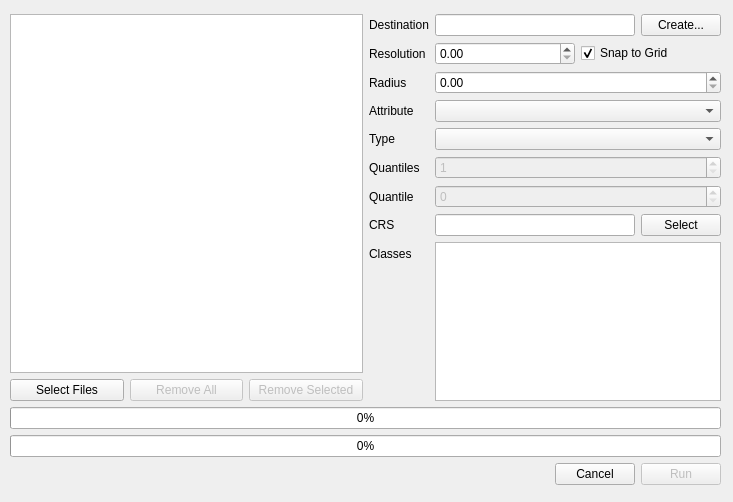
Qt form src/apps/lasgrid.ui (zxgdll/geotools) before a commit.
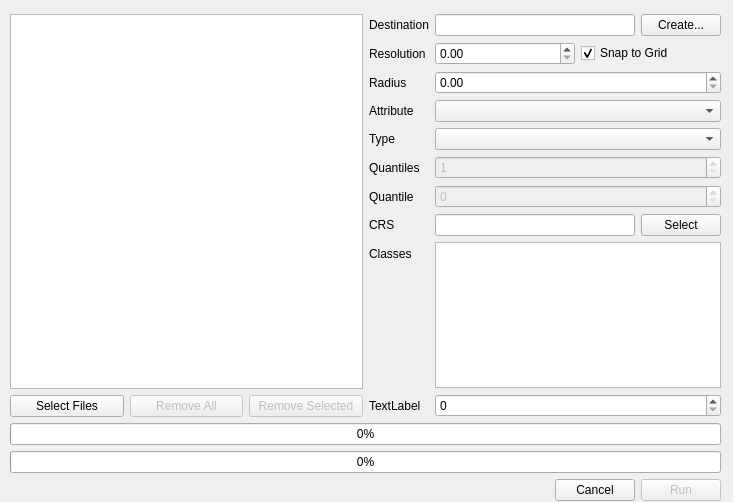
The same form after that commit.

Diff of the .ui file:
```diff
--- a/src/apps/lasgrid.ui
+++ b/src/apps/lasgrid.ui
@@ -19,7 +19,7 @@
      <x>10</x>
      <y>14</y>
      <width>711</width>
-     <height>471</height>
+     <height>487</height>
     </rect>
    </property>
    <layout class="QVBoxLayout" name="verticalLayout" stretch="1,0,1,0">
@@ -238,6 +238,16 @@
           </property>
          </widget>
         </item>
+        <item row="9" column="1">
+         <widget class="QSpinBox" name="spnMaxAngle"/>
+        </item>
+        <item row="9" column="0">
+         <widget class="QLabel" name="lblMaxAngle">
+          <property name="text">
+           <string>TextLabel</string>
+          </property>
+         </widget>
+        </item>
        </layout>
       </item>
      </layout>
```
